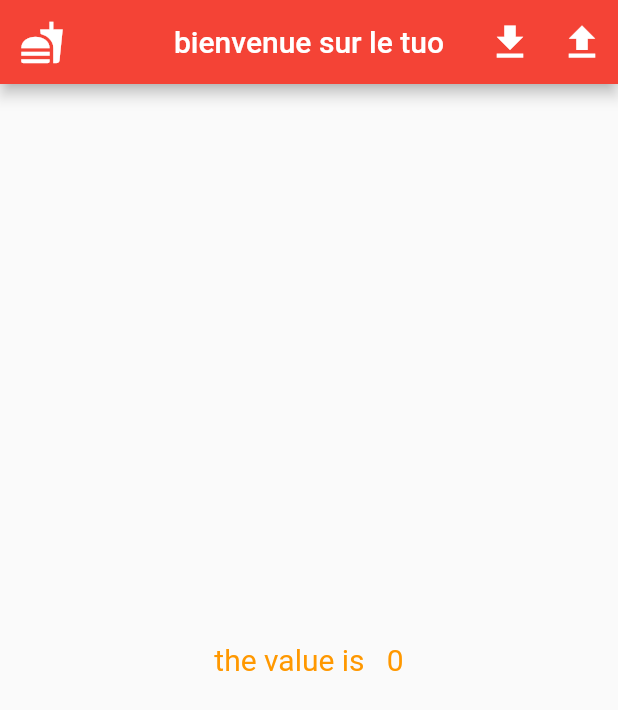
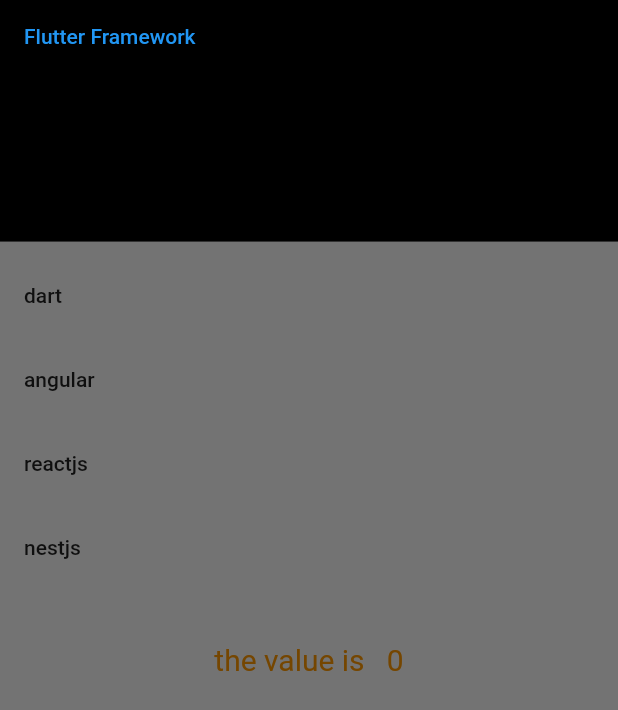
Before and after one commit to sllim637/flutter-repo, a Flutter app: the screen it shows after launch, with the side drawer open (before the commit the screen has no drawer), on a phone screen of 412 x 824 dp. Shown: the top 710 px of the screen. Run offline on Flutter 3.47's test engine with Material 2 defaults, Android fonts, the phone set to English and light mode, and no system bars.

Commit message:
adding drawer menu

```diff
--- a/lib/main.dart
+++ b/lib/main.dart
@@ -45,11 +45,7 @@ class _soirState extends State<soir> {
     return Scaffold(
       appBar: AppBar(
         centerTitle: true,
-        leading: const Icon(
-          Icons.fastfood,
-          size: 30,
-        ),
-        actions:  <Widget>[
+        actions: <Widget>[
           IconButton(
               onPressed: increment,
               icon: Icon(
@@ -69,6 +65,29 @@ class _soirState extends State<soir> {
         backgroundColor: Colors.red,
         title: Text(info),
       ),
+      drawer: ListView(
+        padding: EdgeInsets.zero,
+        children: <Widget>[
+          DrawerHeader(child: Text(
+            "Flutter Framework", style: TextStyle(color: Colors.blue),
+          ),
+            decoration: BoxDecoration(color: Colors.black),
+          ),
+          ListTile(title: Text("dart"), onTap: () {
+            Navigator.pop(context);
+          },),
+          ListTile(title: Text("angular"), onTap: () {
+            Navigator.pop(context);
+          },),
+          ListTile(title: Text("reactjs"), onTap: () {
+            Navigator.pop(context);
+          },),
+          ListTile(title: Text("nestjs"), onTap: () {
+            Navigator.pop(context);
+          },)
+
+        ],
+      ),
       // ignore: deprecated_member_use
       body: Center(
         child: Column(
```
